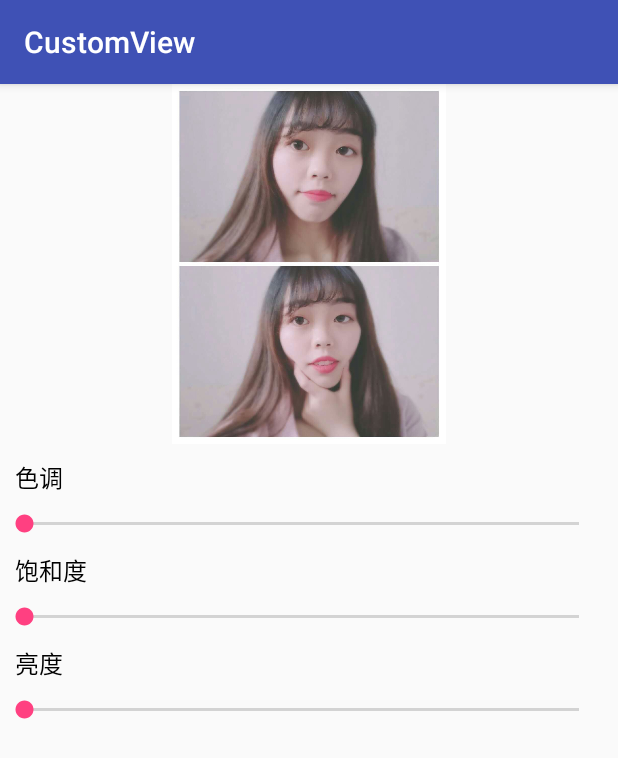
After one commit to lyh1299259684/CustomView, an Android app: the LightingActivity screen opened directly, with no data from a screen before it, on a phone screen of 412 x 824 dp. The commit adds this screen. Shown: the top 758 px of the screen. Run offline under Robolectric (Android 15) with nearby library versions, the phone set to English and light mode, and no system bars.

Commit message:
1.完成图像处理    1.1 新增LightingActivity

```diff
--- a/app/src/main/AndroidManifest.xml
+++ b/app/src/main/AndroidManifest.xml
@@ -16,6 +16,7 @@
                 <category android:name="android.intent.category.LAUNCHER" />
             </intent-filter>
         </activity>
+        <activity android:name=".LightingActivity"></activity>
     </application>
 
 </manifest>
--- /dev/null
+++ b/app/src/main/java/com/liyahong/customview/LightingActivity.java
@@ -0,0 +1,109 @@
+package com.liyahong.customview;
+
+import android.graphics.Bitmap;
+import android.graphics.BitmapFactory;
+import android.graphics.Canvas;
+import android.graphics.ColorMatrix;
+import android.graphics.ColorMatrixColorFilter;
+import android.graphics.Paint;
+import android.support.v7.app.AppCompatActivity;
+import android.os.Bundle;
+import android.widget.ImageView;
+import android.widget.SeekBar;
+
+public class LightingActivity extends AppCompatActivity implements SeekBar.OnSeekBarChangeListener{
+
+    private ImageView iv_image;
+    private SeekBar sb_hue, sb_saturation, sb_scale;
+    private Bitmap bitmap;
+
+    private float hue;          //色调
+    private float saturation;  //饱和度
+    private float scale;        //亮度
+    private static final float MID_VALUE = 100.0F;
+
+    @Override
+    protected void onCreate(Bundle savedInstanceState) {
+        super.onCreate(savedInstanceState);
+        setContentView(R.layout.activity_lighting);
+
+        initView();
+        bindEvent();
+        initData();
+    }
+
+    private void initView() {
+        iv_image = (ImageView) findViewById(R.id.iv_image);
+        sb_hue = (SeekBar) findViewById(R.id.sb_hue);
+        sb_saturation = (SeekBar) findViewById(R.id.sb_saturation);
+        sb_scale = (SeekBar) findViewById(R.id.sb_scale);
+
+        bitmap = BitmapFactory.decodeResource(getResources(), R.mipmap.linger);
+        iv_image.setImageBitmap(bitmap);
+    }
+
+    private void bindEvent() {
+        sb_hue.setOnSeekBarChangeListener(this);
+        sb_saturation.setOnSeekBarChangeListener(this);
+        sb_scale.setOnSeekBarChangeListener(this);
+    }
+
+    private void initData() {
+
+    }
+
+    @Override
+    public void onProgressChanged(SeekBar seekBar, int progress, boolean fromUser) {
+        switch (seekBar.getId()) {
+            case R.id.sb_hue:
+                hue = (progress - MID_VALUE) * 1.0f / MID_VALUE * 100;
+                break;
+            case R.id.sb_saturation:
+                saturation = progress * 1.0f / MID_VALUE;
+                break;
+            case R.id.sb_scale:
+                scale = progress * 1.0f / MID_VALUE;
+        }
+
+        iv_image.setImageBitmap(handleImageEfface(bitmap, hue, saturation, scale));
+    }
+
+    @Override
+    public void onStartTrackingTouch(SeekBar seekBar) {
+
+    }
+
+    @Override
+    public void onStopTrackingTouch(SeekBar seekBar) {
+
+    }
+
+    private Bitmap handleImageEfface(Bitmap bitmap, float hue, float saturation, float scale){
+        Bitmap btp = Bitmap.createBitmap(bitmap.getWidth(), bitmap.getHeight(), Bitmap.Config.ARGB_8888);
+        Canvas canvas = new Canvas(btp);
+        Paint paint = new Paint();
+
+        //色调
+        ColorMatrix rotateMatrix = new ColorMatrix();
+        rotateMatrix.setRotate(0, hue);  //红
+        rotateMatrix.setRotate(1, hue);  //绿
+        rotateMatrix.setRotate(2, hue);  //蓝
+
+        //饱和度
+        ColorMatrix saturationMatrix = new ColorMatrix();
+        saturationMatrix.setSaturation(saturation);
+
+        //亮度
+        ColorMatrix scaleMatrix = new ColorMatrix();
+        scaleMatrix.setScale(scale, scale, scale, 1);  //0：代表全黑  1：代表原图
+
+        ColorMatrix imgMatrix = new ColorMatrix();
+        imgMatrix.postConcat(rotateMatrix);
+        imgMatrix.postConcat(saturationMatrix);
+        imgMatrix.postConcat(scaleMatrix);
+
+        paint.setColorFilter(new ColorMatrixColorFilter(imgMatrix));
+        canvas.drawBitmap(bitmap, 0, 0, paint);
+        return btp;
+    }
+}
--- /dev/null
+++ b/app/src/main/res/layout/activity_lighting.xml
@@ -0,0 +1,79 @@
+<?xml version="1.0" encoding="utf-8"?>
+<android.support.constraint.ConstraintLayout
+    xmlns:android="http://schemas.android.com/apk/res/android"
+    xmlns:app="http://schemas.android.com/apk/res-auto"
+    xmlns:tools="http://schemas.android.com/tools"
+    android:layout_width="match_parent"
+    android:layout_height="match_parent"
+    tools:context="com.liyahong.customview.LightingActivity">
+
+    <ImageView
+        android:id="@+id/iv_image"
+        android:layout_width="0dp"
+        android:layout_height="240dp"
+        app:layout_constraintLeft_toLeftOf="parent"
+        app:layout_constraintRight_toRightOf="parent"/>
+
+    <TextView
+        android:id="@+id/tv_hue"
+        android:layout_width="wrap_content"
+        android:layout_height="wrap_content"
+        android:text="色调"
+        android:textSize="16sp"
+        android:textColor="@android:color/black"
+        app:layout_constraintTop_toBottomOf="@id/iv_image"
+        app:layout_constraintLeft_toLeftOf="@id/iv_image"
+        android:layout_margin="10dp"/>
+
+    <SeekBar
+        android:id="@+id/sb_hue"
+        android:layout_width="match_parent"
+        android:layout_height="wrap_content"
+        app:layout_constraintTop_toBottomOf="@id/tv_hue"
+        app:layout_constraintLeft_toLeftOf="@id/iv_image"
+        app:layout_constraintRight_toRightOf="@id/iv_image"
+        android:layout_marginTop="10dp"
+        android:layout_marginRight="10dp" />
+
+    <TextView
+        android:id="@+id/tv_saturation"
+        android:layout_width="wrap_content"
+        android:layout_height="wrap_content"
+        android:text="饱和度"
+        android:textSize="16sp"
+        android:textColor="@android:color/black"
+        app:layout_constraintTop_toBottomOf="@id/sb_hue"
+        app:layout_constraintLeft_toLeftOf="@id/iv_image"
+        android:layout_margin="10dp"/>
+
+    <SeekBar
+        android:id="@+id/sb_saturation"
+        android:layout_width="match_parent"
+        android:layout_height="wrap_content"
+        app:layout_constraintTop_toBottomOf="@id/tv_saturation"
+        app:layout_constraintLeft_toLeftOf="@id/iv_image"
+        app:layout_constraintRight_toRightOf="@id/iv_image"
+        android:layout_marginTop="10dp"
+        android:layout_marginRight="10dp" />
+
+    <TextView
+        android:id="@+id/tv_scale"
+        android:layout_width="wrap_content"
+        android:layout_height="wrap_content"
+        android:text="亮度"
+        android:textSize="16sp"
+        android:textColor="@android:color/black"
+        app:layout_constraintTop_toBottomOf="@id/sb_saturation"
+        app:layout_constraintLeft_toLeftOf="@id/iv_image"
+        android:layout_margin="10dp"/>
+
+    <SeekBar
+        android:id="@+id/sb_scale"
+        android:layout_width="match_parent"
+        android:layout_height="wrap_content"
+        app:layout_constraintTop_toBottomOf="@id/tv_scale"
+        app:layout_constraintLeft_toLeftOf="@id/iv_image"
+        app:layout_constraintRight_toRightOf="@id/iv_image"
+        android:layout_marginTop="10dp"
+        android:layout_marginRight="10dp" />
+</android.support.constraint.ConstraintLayout>
```
Also changed, not shown: app/src/main/java/com/liyahong/customview/MainActivity.java (+15 -1 lines), app/src/main/res/layout/activity_main.xml (+8 -2 lines), app/src/main/res/mipmap-hdpi/linger.jpg (added).
